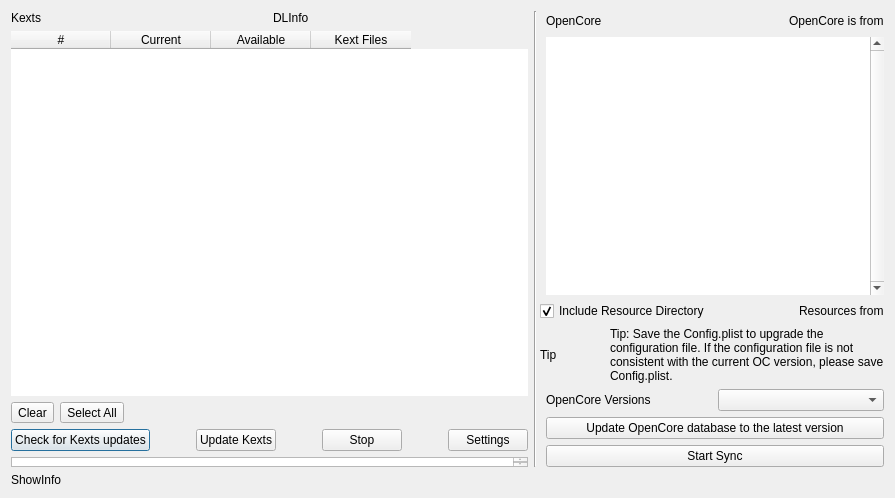
The window that syncocdialog.ui (ic005k/OCAuxiliaryTools) describes before a commit, drawn with Qt 5.
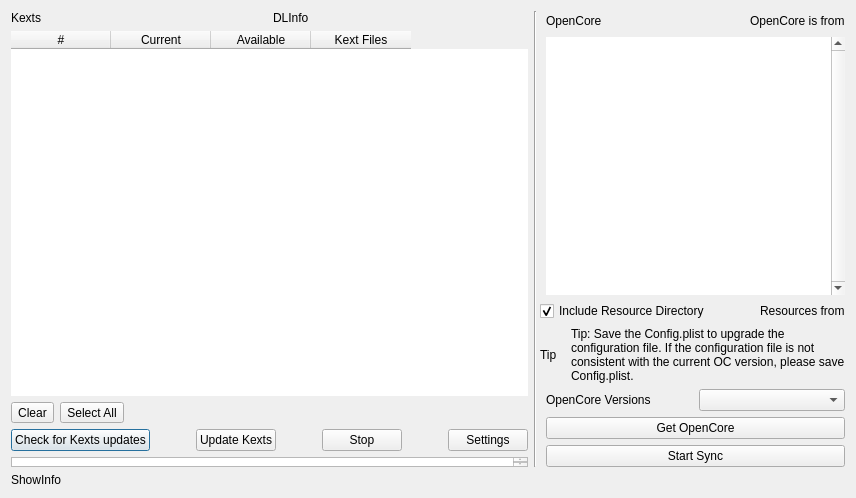
The same window after the commit.

```diff
--- a/syncocdialog.ui
+++ b/syncocdialog.ui
@@ -6,7 +6,7 @@
    <rect>
     <x>0</x>
     <y>0</y>
-    <width>895</width>
+    <width>856</width>
     <height>498</height>
    </rect>
   </property>
@@ -353,7 +353,7 @@
    <item row="5" column="3">
     <widget class="QPushButton" name="btnUpdateOC">
      <property name="text">
-      <string>Update OpenCore database to the latest version</string>
+      <string>Get OpenCore</string>
      </property>
     </widget>
    </item>
```
